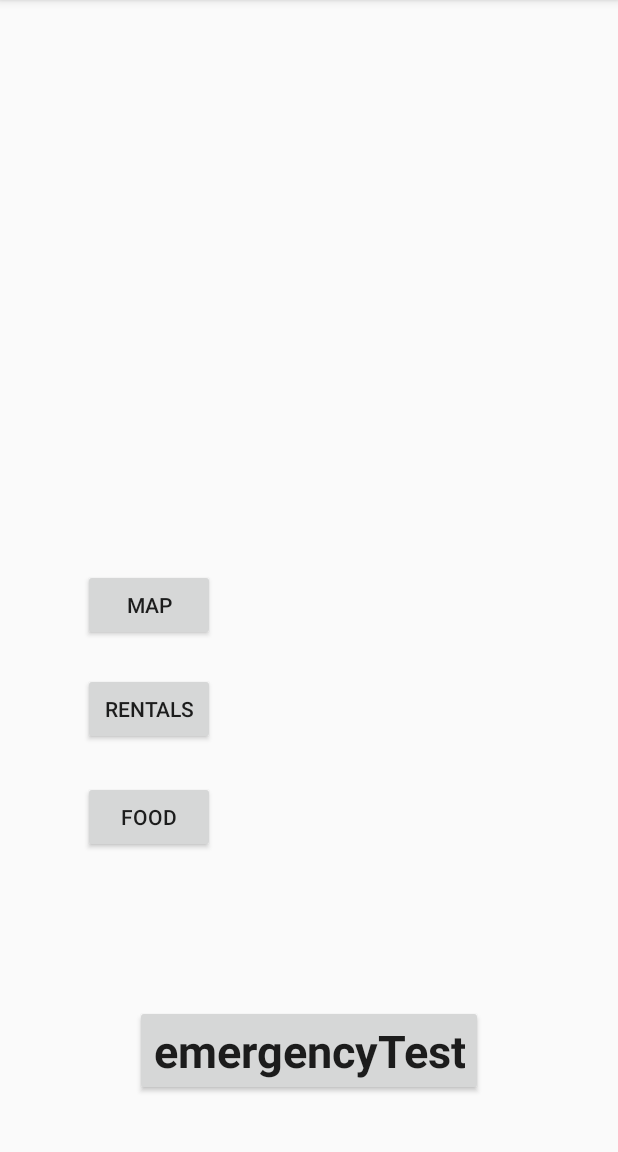
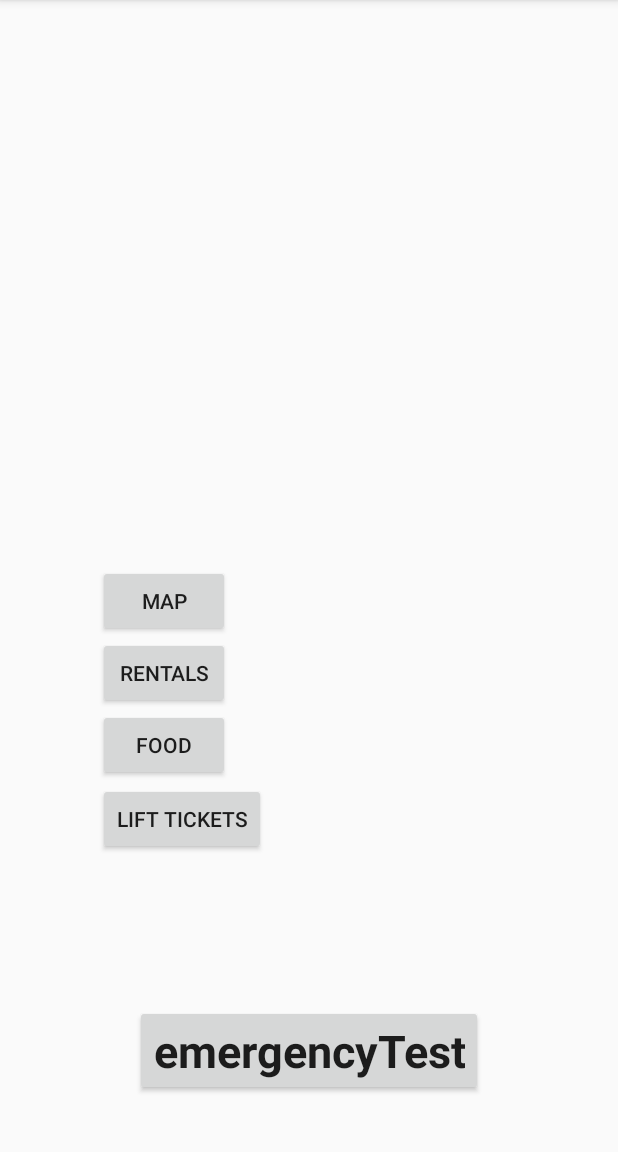
Before and after one commit to NyleVII/SkiHillHCI, an Android app: the screen it shows after launch (MainActivity), on a phone screen of 412 x 824 dp, the part 84-1236 px from its top. Run offline under Robolectric (Android 15) with nearby library versions, the phone set to English and light mode, and no system bars.

Commit message:
Lift Ticket Activity

```diff
--- a/app/src/main/AndroidManifest.xml
+++ b/app/src/main/AndroidManifest.xml
@@ -19,7 +19,8 @@
         <activity android:name=".MapActivity" />
         <activity android:name=".FoodMenuActivity" />
         <activity android:name=".EmergencyActivity" />
-        <activity android:name=".RunActivity"></activity>
+        <activity android:name=".RunActivity" />
+        <activity android:name=".LiftTicketActivity"></activity>
     </application>
 
 </manifest>
--- a/app/src/main/java/nylecpsc481/skihillhci/MainActivity.java
+++ b/app/src/main/java/nylecpsc481/skihillhci/MainActivity.java
@@ -36,4 +36,10 @@ public class MainActivity extends AppCompatActivity {
         Intent intent = new Intent(this, FoodMenuActivity.class);
         startActivity(intent);
     }
+
+    public void openLiftTickets(View view){
+
+        Intent intent = new Intent(this, LiftTicketActivity.class);
+        startActivity(intent);
+    }
 }
--- a/app/src/main/res/layout/activity_main.xml
+++ b/app/src/main/res/layout/activity_main.xml
@@ -28,22 +28,21 @@
         android:text="MAP"
         android:layout_width="wrap_content"
         android:layout_height="wrap_content"
-        android:layout_marginLeft="39dp"
-        android:layout_marginStart="39dp"
-        android:id="@+id/button"
+        android:id="@+id/mapButton"
         android:onClick="openMap"
+        android:layout_marginLeft="49dp"
+        android:layout_marginStart="49dp"
         android:layout_above="@+id/rentalsButton"
         android:layout_alignParentLeft="true"
-        android:layout_alignParentStart="true"
-        android:layout_marginBottom="21dp" />
+        android:layout_alignParentStart="true" />
 
     <Button
         android:text="Food"
         android:layout_width="wrap_content"
         android:layout_height="wrap_content"
-        android:id="@+id/button2"
+        android:id="@+id/foodButton"
         android:onClick="openFoodMenu"
-        android:layout_marginBottom="101dp"
+        android:layout_marginBottom="149dp"
         android:layout_above="@+id/button3"
         android:layout_alignLeft="@+id/rentalsButton"
         android:layout_alignStart="@+id/rentalsButton" />
@@ -54,9 +53,19 @@
         android:layout_height="wrap_content"
         android:id="@+id/rentalsButton"
         android:onClick="openRentals"
-        android:layout_marginBottom="24dp"
-        android:layout_above="@+id/button2"
-        android:layout_alignLeft="@+id/button"
-        android:layout_alignStart="@+id/button" />
+        android:layout_above="@+id/foodButton"
+        android:layout_alignLeft="@+id/mapButton"
+        android:layout_alignStart="@+id/mapButton" />
+
+    <Button
+        android:text="Lift Tickets"
+        android:layout_width="wrap_content"
+        android:layout_height="wrap_content"
+        android:id="@+id/LiftTicketsButton"
+        android:onClick="openLiftTickets"
+        android:layout_marginTop="49dp"
+        android:layout_below="@+id/rentalsButton"
+        android:layout_alignLeft="@+id/foodButton"
+        android:layout_alignStart="@+id/foodButton" />
 
 </RelativeLayout>
```
Also changed, not shown: app/src/main/java/nylecpsc481/skihillhci/LiftTicketActivity.java (added, +24 -0 lines), app/src/main/res/layout/activity_lift_ticket.xml (added, +40 -0 lines), app/src/main/res/layout/activity_rental_screen.xml (+4 -4 lines).
